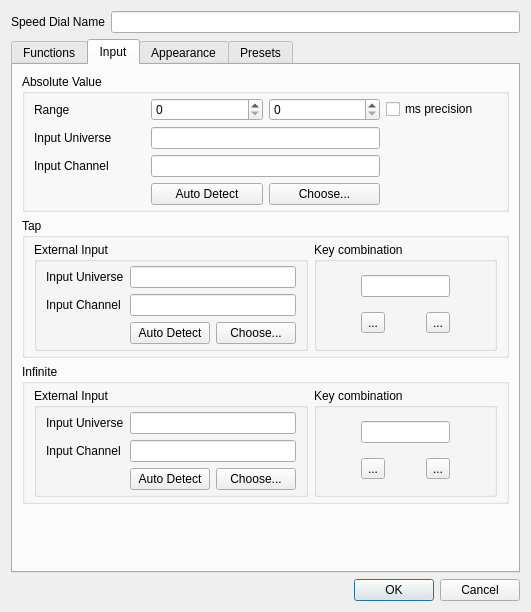
Old version of the form ui/src/virtualconsole/vcspeeddialproperties.ui in the repository mcallegari/qlcplus.
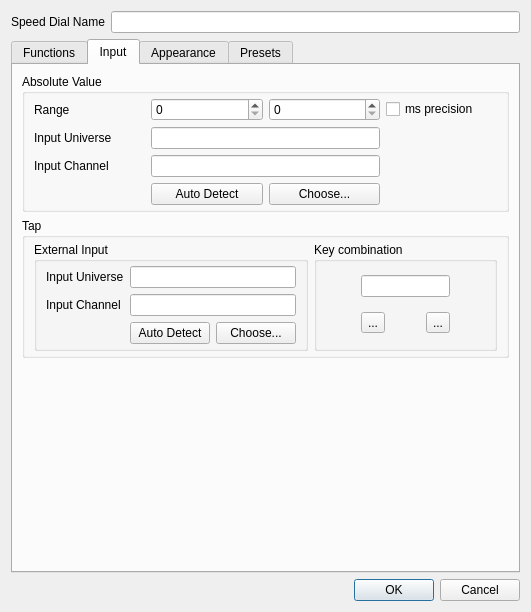
New version of the form. The open tabs and pages were chosen to show the change. Icons and pictures are not drawn.

Commit message: VCSpeedDial: Replace infinite checkboxes with an infinite preset button

```diff
--- a/ui/src/virtualconsole/vcspeeddialproperties.ui
+++ b/ui/src/virtualconsole/vcspeeddialproperties.ui
@@ -371,138 +371,6 @@
          </layout>
         </widget>
        </item>
-       <item>
-        <widget class="QGroupBox" name="groupBox_5">
-         <property name="title">
-          <string>Infinite</string>
-         </property>
-         <layout class="QGridLayout" name="gridLayout_8">
-          <property name="topMargin">
-           <number>4</number>
-          </property>
-          <property name="bottomMargin">
-           <number>4</number>
-          </property>
-          <item row="0" column="0">
-           <widget class="QGroupBox" name="groupBox_6">
-            <property name="title">
-             <string>External Input</string>
-            </property>
-            <layout class="QGridLayout" name="gridLayout_7">
-             <property name="topMargin">
-              <number>4</number>
-             </property>
-             <property name="bottomMargin">
-              <number>4</number>
-             </property>
-             <item row="0" column="0">
-              <widget class="QLabel" name="m_infiniteInputUniverseLabel">
-               <property name="text">
-                <string>Input Universe</string>
-               </property>
-              </widget>
-             </item>
-             <item row="0" column="1" colspan="2">
-              <widget class="QLineEdit" name="m_infiniteInputUniverseEdit"/>
-             </item>
-             <item row="1" column="0">
-              <widget class="QLabel" name="m_infiniteInputChannelLabel">
-               <property name="text">
-                <string>Input Channel</string>
-               </property>
-              </widget>
-             </item>
-             <item row="1" column="1" colspan="2">
-              <widget class="QLineEdit" name="m_infiniteInputChannelEdit"/>
-             </item>
-             <item row="2" column="1">
-              <widget class="QPushButton" name="m_autoDetectInfiniteInputButton">
-               <property name="text">
-                <string>Auto Detect</string>
-               </property>
-               <property name="checkable">
-                <bool>true</bool>
-               </property>
-              </widget>
-             </item>
-             <item row="2" column="2">
-              <widget class="QPushButton" name="m_chooseInfiniteInputButton">
-               <property name="text">
-                <string>Choose...</string>
-               </property>
-              </widget>
-             </item>
-            </layout>
-           </widget>
-          </item>
-          <item row="0" column="1">
-           <widget class="QGroupBox" name="groupBox_7">
-            <property name="title">
-             <string>Key combination</string>
-            </property>
-            <layout class="QGridLayout" name="gridLayout_9">
-             <property name="topMargin">
-              <number>4</number>
-             </property>
-             <property name="bottomMargin">
-              <number>4</number>
-             </property>
-             <item row="0" column="0" colspan="2">
-              <widget class="QLineEdit" name="m_infiniteKeyEdit">
-               <property name="toolTip">
-                <string>Keyboard combination to toggle the dial infinite checkbox</string>
-               </property>
-               <property name="readOnly">
-                <bool>true</bool>
-               </property>
-              </widget>
-             </item>
-             <item row="1" column="0">
-              <widget class="QToolButton" name="m_attachInfiniteKey">
-               <property name="toolTip">
-                <string>Set a key combination for this dial infinite checkbox</string>
-               </property>
-               <property name="text">
-                <string notr="true">...</string>
-               </property>
-               <property name="icon">
-                <iconset resource="../qlcui.qrc">
-                 <normaloff>:/key_bindings.png</normaloff>:/key_bindings.png</iconset>
-               </property>
-               <property name="iconSize">
-                <size>
-                 <width>32</width>
-                 <height>32</height>
-                </size>
-               </property>
-              </widget>
-             </item>
-             <item row="1" column="1">
-              <widget class="QToolButton" name="m_detachInfiniteKey">
-               <property name="toolTip">
-                <string>Remove the dial's infinite button keyboard shortcut key</string>
-               </property>
-               <property name="text">
-                <string notr="true">...</string>
-               </property>
-               <property name="icon">
-                <iconset resource="../qlcui.qrc">
-                 <normaloff>:/fileclose.png</normaloff>:/fileclose.png</iconset>
-               </property>
-               <property name="iconSize">
-                <size>
-                 <width>32</width>
-                 <height>32</height>
-                </size>
-               </property>
-              </widget>
-             </item>
-            </layout>
-           </widget>
-          </item>
-         </layout>
-        </widget>
-       </item>
        <item>
         <spacer name="verticalSpacer_2">
          <property name="orientation">
```
Left out of the diff: 41 changed lines with no effect on the pictures. The commit also changes 4 other files.
